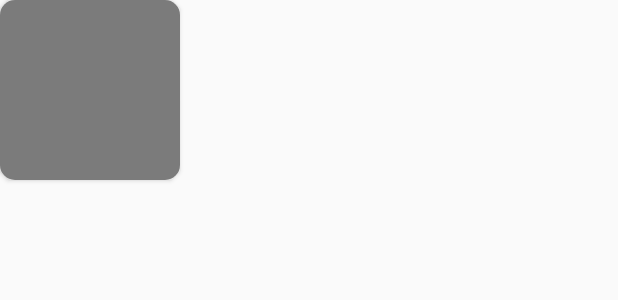
After one commit to WildCodeSchool/toulouse-0916-javabien, an Android app: the layout row_grid_locked.xml on its own in the app's theme, with its tools: preview values and no code run, on a phone screen of 412 x 824 dp. The commit adds this screen. Shown: the top 300 px of the screen. Run offline under Robolectric (Android 15) with nearby library versions, the phone set to English and light mode, and no system bars.

```diff
--- a/app/src/main/java/fr/wildcodeschool/apprenti/javabien/ExoActivityDrag.java
+++ b/app/src/main/java/fr/wildcodeschool/apprenti/javabien/ExoActivityDrag.java
@@ -19,7 +19,7 @@ public class ExoActivityDrag extends Activity {
     @Override
     protected void onCreate(Bundle savedInstanceState) {
         super.onCreate(savedInstanceState);
-        setContentView(R.layout.activity_exo3);
+        setContentView(R.layout.activity_exo_drag);
         //views to drag
         option1 = (TextView)findViewById(R.id.option_1);
         option2 = (TextView)findViewById(R.id.option_2);
--- /dev/null
+++ b/app/src/main/res/drawable/boutonrect_locked.xml
@@ -0,0 +1,6 @@
+<?xml version="1.0" encoding="utf-8"?>
+<shape xmlns:android="http://schemas.android.com/apk/res/android"
+    android:shape="rectangle">
+    <corners android:radius="10dp"/>
+    <solid android:color="#7b7b7b"/>
+</shape>
--- /dev/null
+++ b/app/src/main/res/layout/row_grid_locked.xml
@@ -0,0 +1,25 @@
+<?xml version="1.0" encoding="utf-8"?>
+<LinearLayout xmlns:android="http://schemas.android.com/apk/res/android"
+    android:id="@+id/mainContainer"
+    android:layout_width="match_parent"
+    android:layout_height="match_parent"
+    android:orientation="horizontal"
+
+
+     >
+
+
+        <Button
+            android:id="@+id/imgProfilePicture"
+            android:layout_width="120sp"
+            android:layout_height="120sp"
+            android:textAlignment="center"
+            android:scaleType="centerCrop"
+            android:background="@drawable/boutonrect_locked"
+
+             >
+            </Button>
+
+
+
+</LinearLayout>
```
Also changed, not shown: app/src/main/java/fr/wildcodeschool/apprenti/javabien/CustomGridAdapter.java (+24 -5 lines), app/src/main/java/fr/wildcodeschool/apprenti/javabien/ExoActivityInsert.java (+26 -3 lines), app/src/main/java/fr/wildcodeschool/apprenti/javabien/ExoActivityQcm.java (+2 -7 lines), app/src/main/java/fr/wildcodeschool/apprenti/javabien/ListCategorie.java (added, +39 -0 lines), app/src/main/java/fr/wildcodeschool/apprenti/javabien/SecondActivity.java (+7 -4 lines), app/src/main/java/fr/wildcodeschool/apprenti/javabien/Shop.java (deleted, +0 -60 lines), app/src/main/res/layout/activity_exo_insert.xml (renamed from app/src/main/res/layout/activity_exo2.xml, +8 -1 lines), app/src/main/res/layout/toast.xml (+10 -8 lines), app/src/main/res/layout/activity_exo_drag.xml (renamed from app/src/main/res/layout/activity_exo3.xml), app/src/main/res/layout/activity_exo_qcm.xml (renamed from app/src/main/res/layout/activity_exo.xml), 1 other file.
